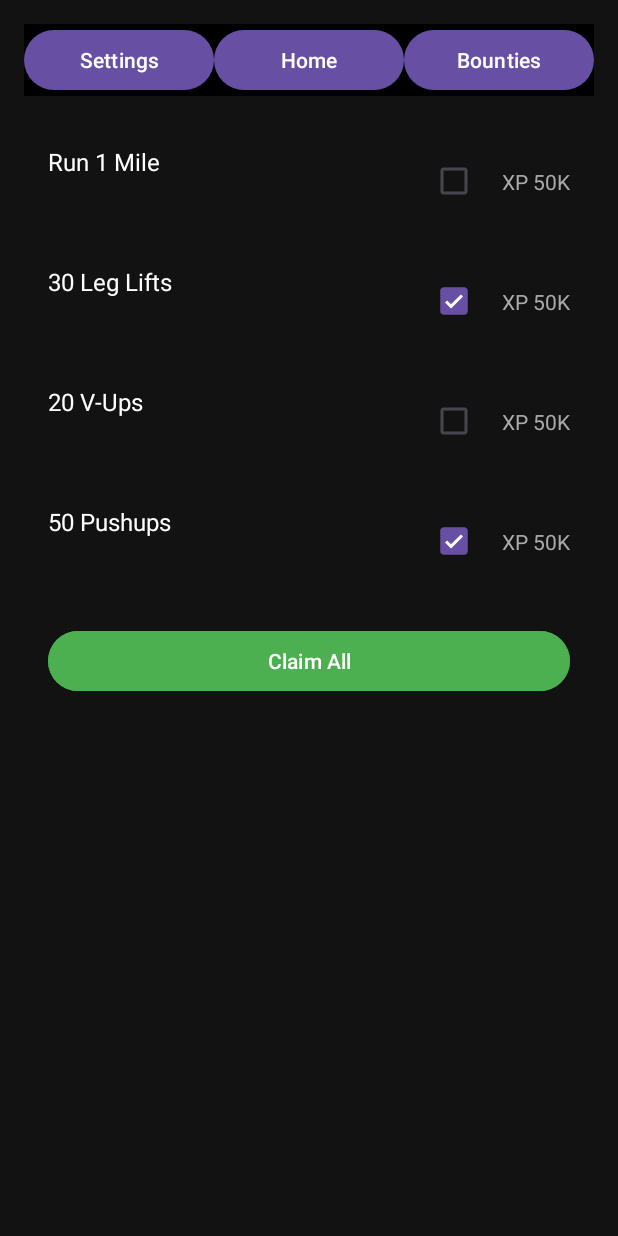
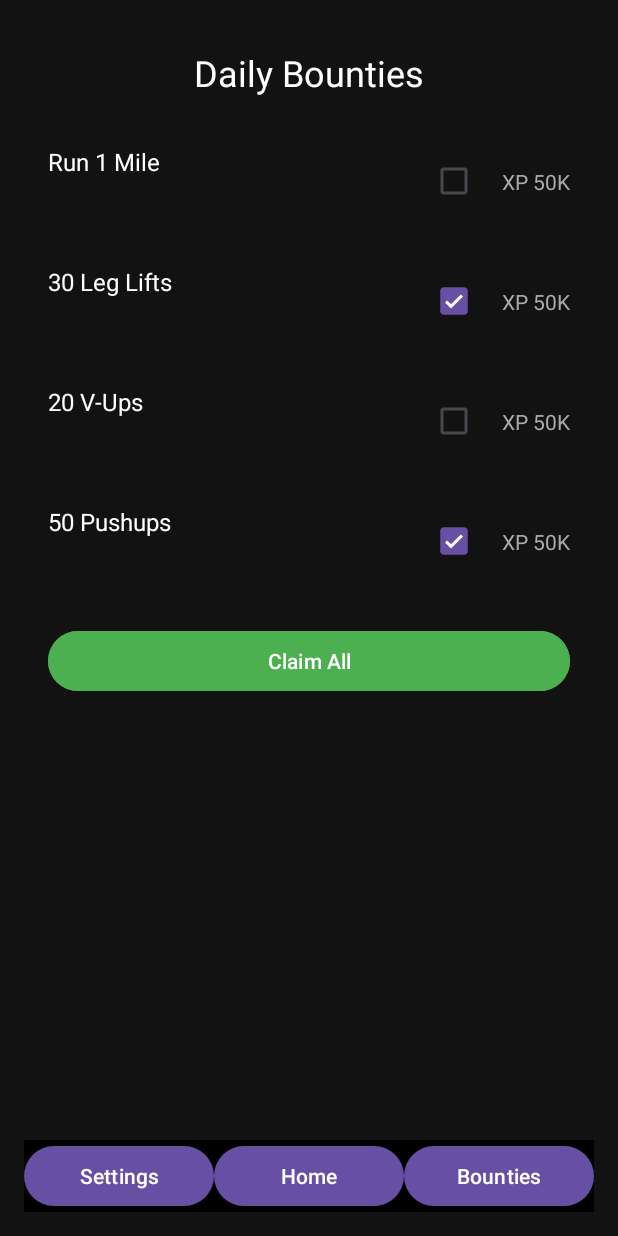
Before and after one commit to NordicNormad/GymRoyale, an Android app: the fragment BountyFragment placed in its activity, on a phone screen of 412 x 824 dp. Run offline under Robolectric (Android 15) with nearby library versions, the phone set to English and light mode, and no system bars.

Commit message:
Centered the navbar at the bottom of the bounty screen

```diff
--- a/app/src/main/res/layout/fragment_bounty.xml
+++ b/app/src/main/res/layout/fragment_bounty.xml
@@ -56,10 +56,12 @@
         android:id="@+id/linearLayout"
         android:layout_width="match_parent"
         android:layout_height="wrap_content"
-        android:layout_alignParentBottom="true"
         android:background="#000000"
         android:gravity="center"
-        android:orientation="horizontal">
+        android:orientation="horizontal"
+        app:layout_constraintBottom_toBottomOf="parent"
+        app:layout_constraintStart_toStartOf="parent"
+        app:layout_constraintEnd_toEndOf="parent">
 
         <!-- Bottom nav - Settings -->
         <Button
```
